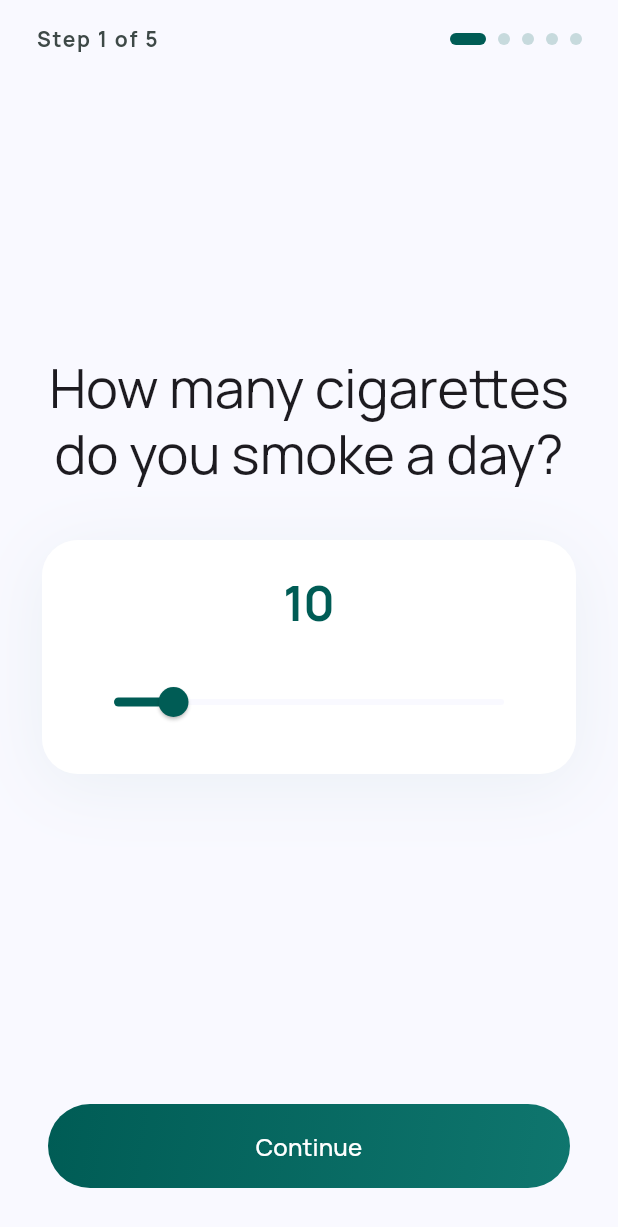
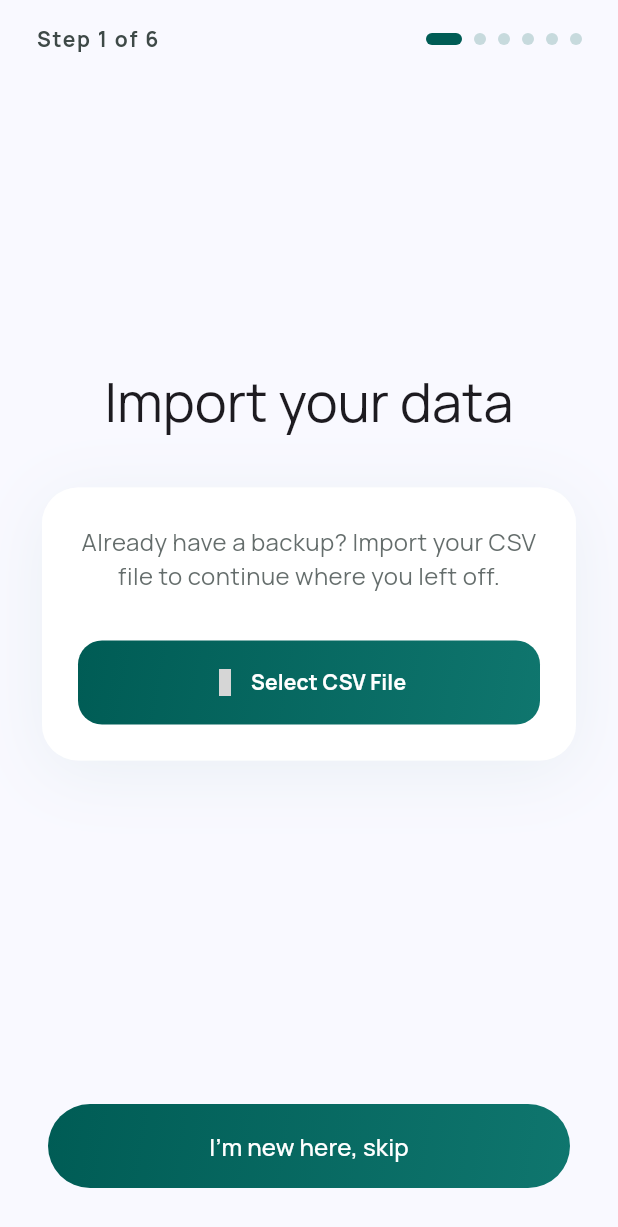
Before and after one commit to AhmedSa96/quitra, a Flutter app: the screen it shows after launch, on a phone screen of 412 x 824 dp. Shown: the top 1227 px of the screen. Run offline on Flutter 3.47's test engine with Material 3 defaults, Android fonts, the phone set to English and light mode, and no system bars; our stand-ins replace csv, dartz, file_picker, flutter_bloc, flutter_local_notifications, freezed_annotation and 8 more; accounts and stored records are empty; generated files the repository leaves out were written again; grey boxes are pictures that could not be loaded.

Commit message:
feat: add data import functionality to onboarding flow

```diff
--- a/lib/features/onboarding/presentation/bloc/onboarding_bloc.dart
+++ b/lib/features/onboarding/presentation/bloc/onboarding_bloc.dart
@@ -1,7 +1,8 @@
 import 'package:flutter_bloc/flutter_bloc.dart';
 import 'package:freezed_annotation/freezed_annotation.dart';
 import 'package:injectable/injectable.dart';
-import '../../domain/usecases/complete_onboarding_usecase.dart';
+import 'package:quitra/features/onboarding/domain/usecases/complete_onboarding_usecase.dart';
+import 'package:quitra/features/settings/domain/usecases/import_data_use_case.dart';
 
 part 'onboarding_event.dart';
 part 'onboarding_state.dart';
@@ -10,8 +11,12 @@ part 'onboarding_bloc.freezed.dart';
 @injectable
 class OnboardingBloc extends Bloc<OnboardingEvent, OnboardingState> {
   final CompleteOnboardingUseCase completeOnboarding;
+  final ImportDataUseCase importData;
 
-  OnboardingBloc(this.completeOnboarding) : super(const OnboardingState.initial()) {
+  OnboardingBloc(
+    this.completeOnboarding,
+    this.importData,
+  ) : super(const OnboardingState.initial()) {
     on<OnboardingStarted>((event, emit) async {
       emit(const OnboardingState.loading());
       final result = await completeOnboarding(
@@ -28,5 +33,14 @@ class OnboardingBloc extends Bloc<OnboardingEvent, OnboardingState> {
         (_) => emit(const OnboardingState.success()),
       );
     });
+
+    on<OnboardingImportRequested>((event, emit) async {
+      emit(const OnboardingState.loading());
+      final result = await importData(event.filePath);
+      result.fold(
+        (failure) => emit(const OnboardingState.error()),
+        (_) => emit(const OnboardingState.success()),
+      );
+    });
   }
 }
--- a/lib/features/onboarding/presentation/bloc/onboarding_event.dart
+++ b/lib/features/onboarding/presentation/bloc/onboarding_event.dart
@@ -11,4 +11,8 @@ abstract class OnboardingEvent with _$OnboardingEvent {
     double? packetPrice,
     int? cigarettesPerPacket,
   }) = OnboardingStarted;
+
+  const factory OnboardingEvent.importRequested({
+    required String filePath,
+  }) = OnboardingImportRequested;
 }
--- a/lib/features/onboarding/presentation/pages/onboarding_page.dart
+++ b/lib/features/onboarding/presentation/pages/onboarding_page.dart
@@ -10,6 +10,7 @@ import '../widgets/years_smoking_step.dart';
 import '../widgets/quit_method_step.dart';
 import '../widgets/quit_date_step.dart';
 import '../widgets/cigarette_price_step.dart';
+import '../widgets/import_data_step.dart';
 
 class OnboardingPage extends StatefulWidget {
   const OnboardingPage({super.key});
@@ -21,7 +22,7 @@ class OnboardingPage extends StatefulWidget {
 class _OnboardingPageState extends State<OnboardingPage> {
   final PageController _pageController = PageController();
 
-  static const int _totalSteps = 5;
+  static const int _totalSteps = 6;
 
   int _currentPage = 0;
   int _cigarettesPerDay = 10;
@@ -112,6 +113,7 @@ class _OnboardingPageState extends State<OnboardingPage> {
                             });
                           },
                           children: [
+                            const Center(child: ImportDataStep()),
                             Center(
                               child: CigarettesStep(
                                 value: _cigarettesPerDay,
@@ -260,7 +262,9 @@ class _OnboardingPageState extends State<OnboardingPage> {
                     ),
                   )
                 : Text(
-                    AppLocalizations.of(context)!.continueButton,
+                    _currentPage == 0
+                        ? AppLocalizations.of(context)!.onboardingImportSkip
+                        : AppLocalizations.of(context)!.continueButton,
                     style: const TextStyle(color: Colors.white, fontSize: 16),
                   ),
           ),
--- /dev/null
+++ b/lib/features/onboarding/presentation/widgets/import_data_step.dart
@@ -0,0 +1,67 @@
+import 'package:flutter/material.dart';
+import 'package:flutter_bloc/flutter_bloc.dart';
+import 'package:file_picker/file_picker.dart';
+import 'package:solar_icons/solar_icons.dart';
+import 'package:quitra/l10n/app_localizations.dart';
+import 'package:quitra/core/theme/app_theme.dart';
+import '../bloc/onboarding_bloc.dart';
+import './step_container.dart';
+
+class ImportDataStep extends StatelessWidget {
+  const ImportDataStep({super.key});
+
+  @override
+  Widget build(BuildContext context) {
+    final l10n = AppLocalizations.of(context)!;
+
+    return StepContainer(
+      title: l10n.onboardingImportTitle,
+      content: Column(
+        children: [
+          Text(
+            l10n.onboardingImportDescription,
+            textAlign: TextAlign.center,
+            style: TextStyle(
+              fontSize: 16,
+              color: AppTheme.onSurfaceVariant.withValues(alpha: 0.8),
+            ),
+          ),
+          const SizedBox(height: 32),
+          DecoratedBox(
+            decoration: BoxDecoration(
+              gradient: AppTheme.signatureGradient,
+              borderRadius: BorderRadius.circular(16),
+            ),
+            child: ElevatedButton.icon(
+              onPressed: () => _pickAndImportFile(context),
+              icon: const Icon(SolarIconsOutline.import, color: Colors.white),
+              label: Text(
+                l10n.onboardingImportAction,
+                style: const TextStyle(color: Colors.white, fontWeight: FontWeight.bold),
+              ),
+              style: ElevatedButton.styleFrom(
+                backgroundColor: Colors.transparent,
+                shadowColor: Colors.transparent,
+                minimumSize: const Size(double.infinity, 56),
+                shape: RoundedRectangleBorder(borderRadius: BorderRadius.circular(16)),
+              ),
+            ),
+          ),
+        ],
+      ),
+    );
+  }
+
+  Future<void> _pickAndImportFile(BuildContext context) async {
+    final result = await FilePicker.platform.pickFiles(
+      type: FileType.custom,
+      allowedExtensions: ['csv'],
+    );
+
+    if (result != null && result.files.single.path != null && context.mounted) {
+      context.read<OnboardingBloc>().add(
+        OnboardingImportRequested(filePath: result.files.single.path!),
+      );
+    }
+  }
+}
--- a/lib/features/settings/domain/repositories/data_portability_repository.dart
+++ b/lib/features/settings/domain/repositories/data_portability_repository.dart
@@ -3,4 +3,5 @@ import '../../../../core/error/failures.dart';
 
 abstract class DataPortabilityRepository {
   Future<Either<Failure, Unit>> exportDataToCsv();
+  Future<Either<Failure, Unit>> importDataFromCsv(String filePath);
 }
--- /dev/null
+++ b/lib/features/settings/domain/usecases/import_data_use_case.dart
@@ -0,0 +1,15 @@
+import 'package:dartz/dartz.dart';
+import 'package:injectable/injectable.dart';
+import '../../../../core/error/failures.dart';
+import '../repositories/data_portability_repository.dart';
+
+@lazySingleton
+class ImportDataUseCase {
+  final DataPortabilityRepository repository;
+
+  ImportDataUseCase(this.repository);
+
+  Future<Either<Failure, Unit>> call(String filePath) {
+    return repository.importDataFromCsv(filePath);
+  }
+}
--- a/lib/l10n/app_ar.arb
+++ b/lib/l10n/app_ar.arb
@@ -112,5 +112,10 @@
   "exportDataLabel": "تصدير البيانات",
   "exportDataSuccess": "تم تصدير البيانات بنجاح",
   "exportDataError": "فشل تصدير البيانات",
-  "exportDataDescription": "تصدير كل بياناتك كملف CSV"
+  "exportDataDescription": "تصدير كل بياناتك كملف CSV",
+  "onboardingImportTitle": "استيراد بياناتك",
+  "onboardingImportDescription": "هل لديك نسخة احتياطية؟ استورد ملف CSV للمتابعة من حيث توقفت.",
+  "onboardingImportAction": "اختر ملف CSV",
+  "onboardingImportSkip": "أنا جديد هنا، تخطي",
+  "onboardingImportSuccess": "تم استيراد البيانات بنجاح!"
 }
--- a/lib/l10n/app_en.arb
+++ b/lib/l10n/app_en.arb
@@ -142,5 +142,10 @@
   "exportDataLabel": "Export Data",
   "exportDataSuccess": "Data exported successfully",
   "exportDataError": "Failed to export data",
-  "exportDataDescription": "Export all your data as a CSV file"
+  "exportDataDescription": "Export all your data as a CSV file",
+  "onboardingImportTitle": "Import your data",
+  "onboardingImportDescription": "Already have a backup? Import your CSV file to continue where you left off.",
+  "onboardingImportAction": "Select CSV File",
+  "onboardingImportSkip": "I'm new here, skip",
+  "onboardingImportSuccess": "Data imported successfully!"
 }
--- a/lib/l10n/app_localizations.dart
+++ b/lib/l10n/app_localizations.dart
@@ -777,6 +777,36 @@ abstract class AppLocalizations {
   /// In en, this message translates to:
   /// **'Export all your data as a CSV file'**
   String get exportDataDescription;
+
+  /// No description provided for @onboardingImportTitle.
+  ///
+  /// In en, this message translates to:
+  /// **'Import your data'**
+  String get onboardingImportTitle;
+
+  /// No description provided for @onboardingImportDescription.
+  ///
+  /// In en, this message translates to:
+  /// **'Already have a backup? Import your CSV file to continue where you left off.'**
+  String get onboardingImportDescription;
+
+  /// No description provided for @onboardingImportAction.
+  ///
+  /// In en, this message translates to:
+  /// **'Select CSV File'**
+  String get onboardingImportAction;
+
+  /// No description provided for @onboardingImportSkip.
+  ///
+  /// In en, this message translates to:
+  /// **'I\'m new here, skip'**
+  String get onboardingImportSkip;
+
+  /// No description provided for @onboardingImportSuccess.
+  ///
+  /// In en, this message translates to:
+  /// **'Data imported successfully!'**
+  String get onboardingImportSuccess;
 }
 
 class _AppLocalizationsDelegate
--- a/lib/l10n/app_localizations_en.dart
+++ b/lib/l10n/app_localizations_en.dart
@@ -366,4 +366,20 @@ class AppLocalizationsEn extends AppLocalizations {
 
   @override
   String get exportDataDescription => 'Export all your data as a CSV file';
+
+  @override
+  String get onboardingImportTitle => 'Import your data';
+
+  @override
+  String get onboardingImportDescription =>
+      'Already have a backup? Import your CSV file to continue where you left off.';
+
+  @override
+  String get onboardingImportAction => 'Select CSV File';
+
+  @override
+  String get onboardingImportSkip => 'I\'m new here, skip';
+
+  @override
+  String get onboardingImportSuccess => 'Data imported successfully!';
 }
--- a/lib/l10n/app_tr.arb
+++ b/lib/l10n/app_tr.arb
@@ -93,5 +93,10 @@
   "exportDataLabel": "Verileri Dışa Aktar",
   "exportDataSuccess": "Veriler başarıyla dışa aktarıldı",
   "exportDataError": "Veriler dışa aktarılamadı",
-  "exportDataDescription": "Tüm verilerinizi CSV olarak dışa aktarın"
+  "exportDataDescription": "Tüm verilerinizi CSV olarak dışa aktarın",
+  "onboardingImportTitle": "Verilerinizi içe aktarın",
+  "onboardingImportDescription": "Zaten bir yedeğiniz mi var? Kaldığınız yerden devam etmek için CSV dosyanızı içe aktarın.",
+  "onboardingImportAction": "CSV Dosyası Seç",
+  "onboardingImportSkip": "Burada yeniyim, atla",
+  "onboardingImportSuccess": "Veriler başarıyla içe aktarıldı!"
 }
--- a/pubspec.yaml
+++ b/pubspec.yaml
@@ -51,6 +51,7 @@ dependencies:
   timezone: ^0.10.0
   csv: ^6.0.0
   share_plus: ^10.1.3
+  file_picker: ^8.1.7
 
 dev_dependencies:
   build_runner: ^2.4.13
```
Also changed, not shown: lib/features/settings/data/repositories/data_portability_repository_impl.dart (+83 -0 lines), lib/l10n/app_localizations_ar.dart (+16 -0 lines), lib/l10n/app_localizations_tr.dart (+16 -0 lines), lib/core/di/injection.config.dart, lib/features/onboarding/presentation/bloc/onboarding_bloc.freezed.dart, pubspec.lock.
